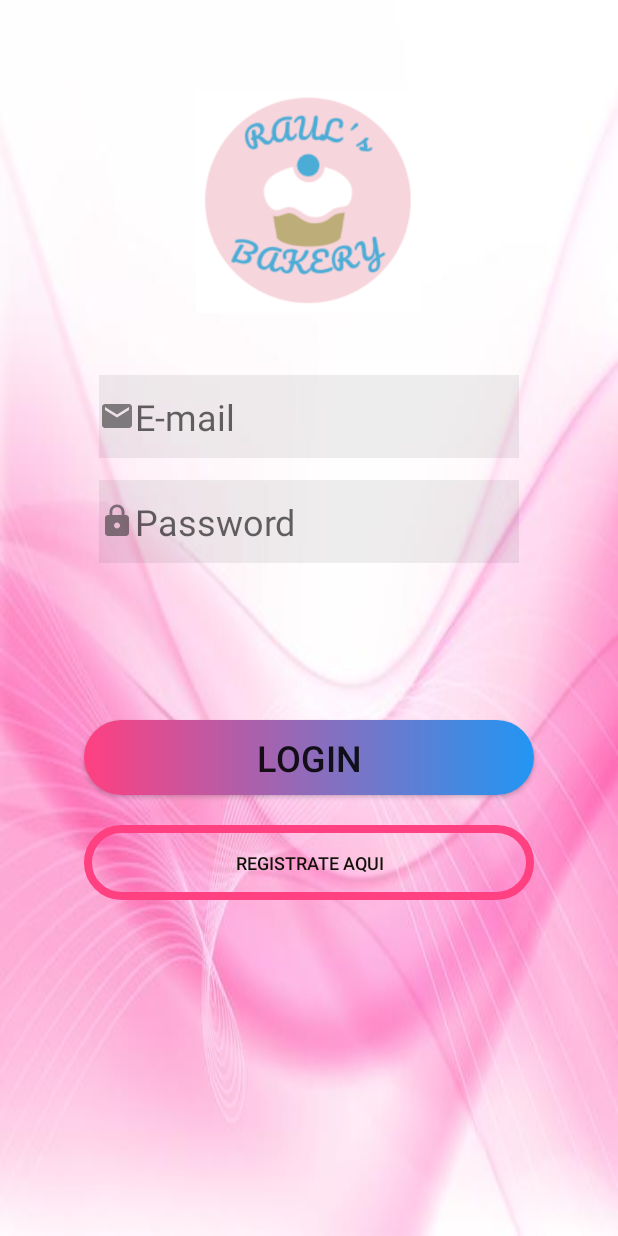
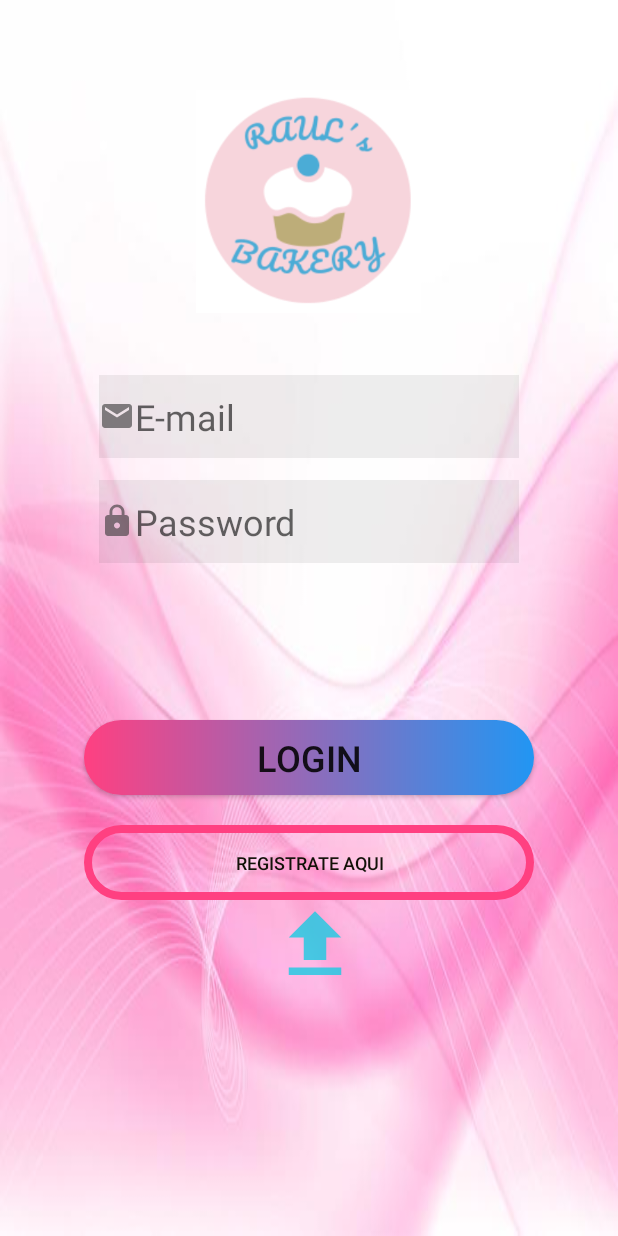
Before and after one commit to SandraGpe/BakerysRaul, an Android app: the screen it shows after launch (MainActivity), on a phone screen of 412 x 824 dp. Run offline under Robolectric (Android 15) with nearby library versions, the light colour scheme and no system bars; our stand-ins replace Volley.

Commit message:
update 4

```diff
--- a/app/src/main/res/layout/activity_main.xml
+++ b/app/src/main/res/layout/activity_main.xml
@@ -66,4 +66,15 @@
         android:text="Registrate Aqui"
         android:textColor="#121108"
         android:textSize="12sp" />
+
+    <ImageButton
+        android:id="@+id/imgCargar"
+        android:layout_width="60dp"
+        android:layout_height="60dp"
+        android:layout_marginLeft="180dp"
+        android:layout_marginTop="600dp"
+        android:background="@drawable/pcargar"
+        android:ems="15"
+        android:onClick="empleados"
+        android:textSize="24sp" />
 </RelativeLayout>
```
Also changed, not shown: app/src/main/java/com/example/bakerysraul/MainActivity.kt (+35 -1 lines).
